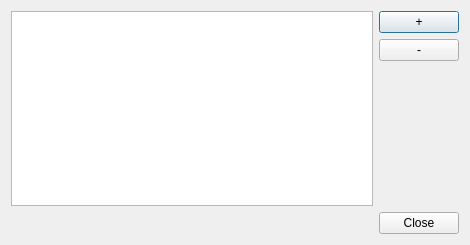
This is src/dontpanik/kpart/core/ui/ktasksdialog.ui in frankHa/dontpanic as Qt 5 draws it before an edit. The edited form follows.
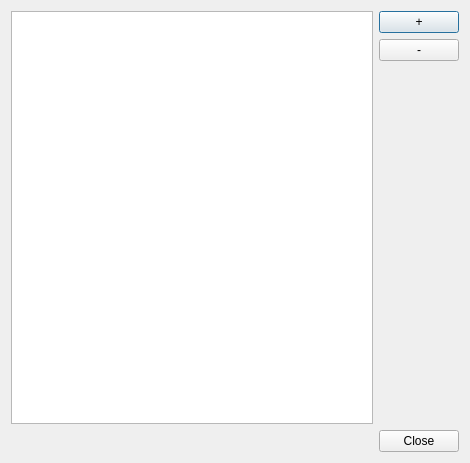
This is the edited form. Custom widgets are drawn as their Qt base class.

Commit message: -enabled sorting in projects and task table

```diff
--- a/src/dontpanik/kpart/core/ui/ktasksdialog.ui
+++ b/src/dontpanik/kpart/core/ui/ktasksdialog.ui
@@ -7,7 +7,7 @@
     <x>0</x>
     <y>0</y>
     <width>470</width>
-    <height>245</height>
+    <height>463</height>
    </rect>
   </property>
   <property name="windowTitle">
@@ -18,6 +18,9 @@
     <layout class="QHBoxLayout" name="horizontalLayout">
      <item>
       <widget class="dp::core::KTasksTable" name="tableView">
+       <property name="sortingEnabled">
+        <bool>true</bool>
+       </property>
        <attribute name="horizontalHeaderStretchLastSection">
         <bool>true</bool>
        </attribute>
```
The commit also changes 5 other files.
